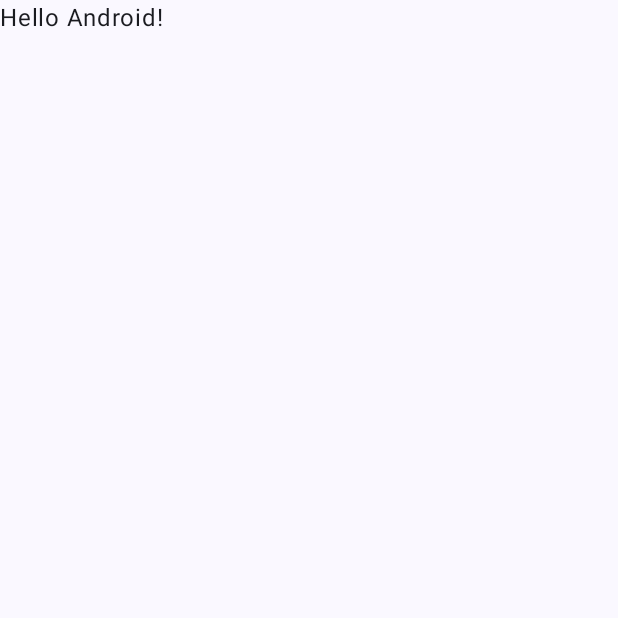
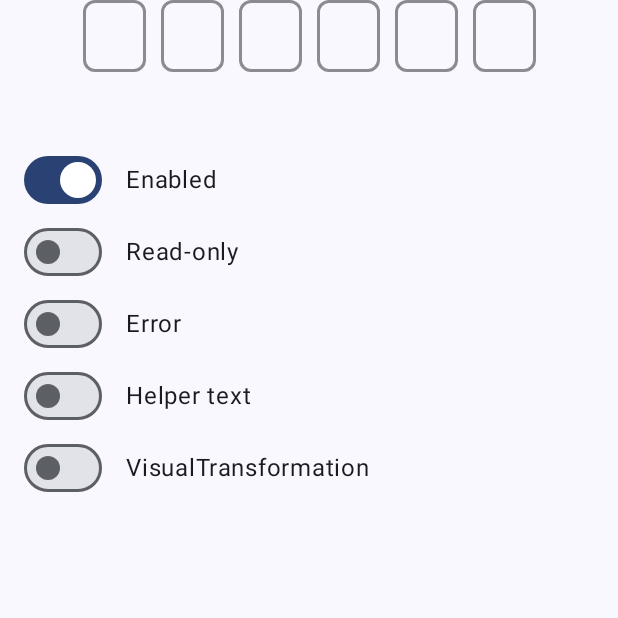
Before and after one commit to Leeonardoo/OtpTextField-Compose, an Android app built with Jetpack Compose: the screen it shows after launch (MainActivity), on a phone screen of 412 x 824 dp, the top half of it. Before the commit the part shown is almost empty. Run offline under Robolectric (Android 15) with nearby library versions, the phone set to English and light mode, and no system bars.

Commit message:
Added sample

```diff
--- a/app/src/main/java/io/leeonardoo/otptextfield/MainActivity.kt
+++ b/app/src/main/java/io/leeonardoo/otptextfield/MainActivity.kt
@@ -3,13 +3,30 @@ package io.leeonardoo.otptextfield
 import android.os.Bundle
 import androidx.activity.ComponentActivity
 import androidx.activity.compose.setContent
+import androidx.compose.foundation.layout.Column
+import androidx.compose.foundation.layout.Row
+import androidx.compose.foundation.layout.Spacer
 import androidx.compose.foundation.layout.fillMaxSize
+import androidx.compose.foundation.layout.fillMaxWidth
+import androidx.compose.foundation.layout.height
+import androidx.compose.foundation.layout.padding
+import androidx.compose.foundation.layout.width
 import androidx.compose.material3.MaterialTheme
 import androidx.compose.material3.Surface
+import androidx.compose.material3.Switch
 import androidx.compose.material3.Text
 import androidx.compose.runtime.Composable
+import androidx.compose.runtime.getValue
+import androidx.compose.runtime.mutableStateOf
+import androidx.compose.runtime.remember
+import androidx.compose.runtime.setValue
+import androidx.compose.ui.Alignment
 import androidx.compose.ui.Modifier
+import androidx.compose.ui.text.input.PasswordVisualTransformation
+import androidx.compose.ui.text.input.VisualTransformation
 import androidx.compose.ui.tooling.preview.Preview
+import androidx.compose.ui.tooling.preview.datasource.LoremIpsum
+import androidx.compose.ui.unit.dp
 import io.leeonardoo.otptextfield.ui.theme.OtpTextFieldComposeTheme
 
 class MainActivity : ComponentActivity() {
@@ -22,7 +39,7 @@ class MainActivity : ComponentActivity() {
                     modifier = Modifier.fillMaxSize(),
                     color = MaterialTheme.colorScheme.background
                 ) {
-                    Greeting("Android")
+                    MainContent()
                 }
             }
         }
@@ -30,17 +47,111 @@ class MainActivity : ComponentActivity() {
 }
 
 @Composable
-fun Greeting(name: String, modifier: Modifier = Modifier) {
-    Text(
-        text = "Hello $name!",
-        modifier = modifier
-    )
+fun MainContent(modifier: Modifier = Modifier) {
+    Column(modifier = modifier) {
+        var text by remember { mutableStateOf("") }
+        var errorMessage by remember { mutableStateOf<String?>(null) }
+        var helperText by remember { mutableStateOf<String?>(null) }
+        var enabled by remember { mutableStateOf(true) }
+        var readOnly by remember { mutableStateOf(false) }
+        var visualTransformation by remember { mutableStateOf(VisualTransformation.None) }
+
+        OutlinedOtpTextField(
+            modifier = Modifier.fillMaxWidth(),
+            value = text,
+            onValueChange = { text = it },
+            errorMessage = errorMessage,
+            helperText = helperText,
+            enabled = enabled,
+            readOnly = readOnly,
+            visualTransformation = visualTransformation,
+            requestFocus = true,
+            clearFocusWhenFilled = true
+        )
+
+        Spacer(modifier = Modifier.height(24.dp))
+
+        LabelSwitch(
+            label = "Enabled",
+            checked = enabled,
+            onCheckedChange = {
+                enabled = !enabled
+            }
+        )
+
+        LabelSwitch(
+            label = "Read-only",
+            checked = readOnly,
+            onCheckedChange = {
+                readOnly = !readOnly
+            }
+        )
+
+        LabelSwitch(
+            label = "Error",
+            checked = !errorMessage.isNullOrBlank(),
+            onCheckedChange = {
+                errorMessage = if (errorMessage.isNullOrBlank()) {
+                    LoremIpsum(3).values.joinToString(" ")
+                } else {
+                    null
+                }
+            }
+        )
+
+        LabelSwitch(
+            label = "Helper text",
+            checked = !helperText.isNullOrBlank(),
+            onCheckedChange = {
+                helperText = if (helperText.isNullOrBlank()) {
+                    LoremIpsum(3).values.joinToString(" ")
+                } else {
+                    null
+                }
+            }
+        )
+
+        LabelSwitch(
+            label = "VisualTransformation",
+            checked = visualTransformation != VisualTransformation.None,
+            onCheckedChange = {
+                visualTransformation =
+                    if (visualTransformation == VisualTransformation.None) {
+                        PasswordVisualTransformation()
+                    } else {
+                        VisualTransformation.None
+                    }
+            }
+        )
+    }
+}
+
+@Composable
+fun LabelSwitch(
+    modifier: Modifier = Modifier,
+    label: String,
+    checked: Boolean,
+    onCheckedChange: (Boolean) -> Unit,
+    enabled: Boolean = true
+) {
+    Row(
+        modifier = modifier.padding(horizontal = 16.dp),
+        verticalAlignment = Alignment.CenterVertically
+    ) {
+        Switch(enabled = enabled, checked = checked, onCheckedChange = onCheckedChange)
+
+        Spacer(modifier = Modifier.width(16.dp))
+
+        Text(text = label)
+    }
 }
 
 @Preview(showBackground = true)
 @Composable
-fun GreetingPreview() {
+fun MainContentPreview() {
     OtpTextFieldComposeTheme {
-        Greeting("Android")
+        Surface {
+            MainContent()
+        }
     }
 }
```
Also changed, not shown: app/src/main/java/io/leeonardoo/otptextfield/OutlinedOtpTextField.kt (+0 -58 lines).
